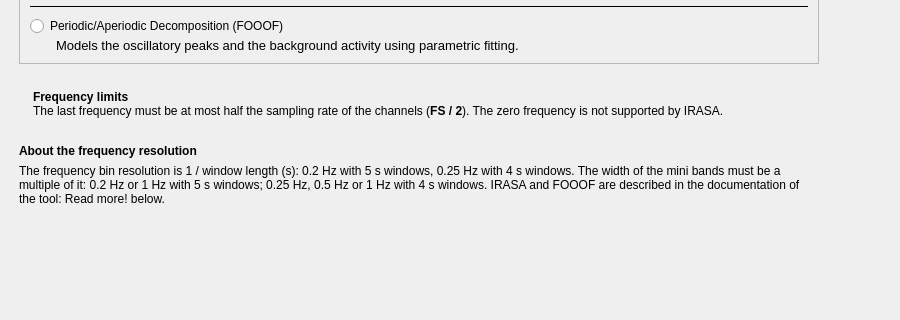
This is tools/CEAMSTools/PowerSpectralAnalysis/SpectralSettings/Ui_SpectralSettings.ui in SnoozToolbox/snooz-package-ceams as Qt 5 draws it before an edit; both pictures show x 0 to 900 and y 380 to 700 of the 900 by 700 pixel window. The edited form follows.
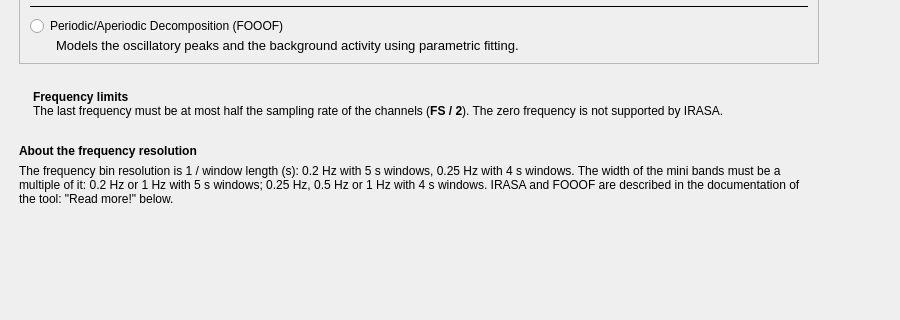
This is the edited form.

Commit message: Tool pages: names from the interface in quotation marks

The edit to the form file:
```diff
--- a/tools/CEAMSTools/PowerSpectralAnalysis/SpectralSettings/Ui_SpectralSettings.ui
+++ b/tools/CEAMSTools/PowerSpectralAnalysis/SpectralSettings/Ui_SpectralSettings.ui
@@ -692,7 +692,7 @@
           <item>
            <widget class="QLabel" name="about_resolution_label">
             <property name="text">
-             <string>The frequency bin resolution is 1 / window length (s): 0.2 Hz with 5 s windows, 0.25 Hz with 4 s windows. The width of the mini bands must be a multiple of it: 0.2 Hz or 1 Hz with 5 s windows; 0.25 Hz, 0.5 Hz or 1 Hz with 4 s windows. IRASA and FOOOF are described in the documentation of the tool: Read more! below.</string>
+             <string>The frequency bin resolution is 1 / window length (s): 0.2 Hz with 5 s windows, 0.25 Hz with 4 s windows. The width of the mini bands must be a multiple of it: 0.2 Hz or 1 Hz with 5 s windows; 0.25 Hz, 0.5 Hz or 1 Hz with 4 s windows. IRASA and FOOOF are described in the documentation of the tool: "Read more!" below.</string>
             </property>
             <property name="wordWrap">
              <bool>true</bool>
```
The commit also changes 75 other files.
